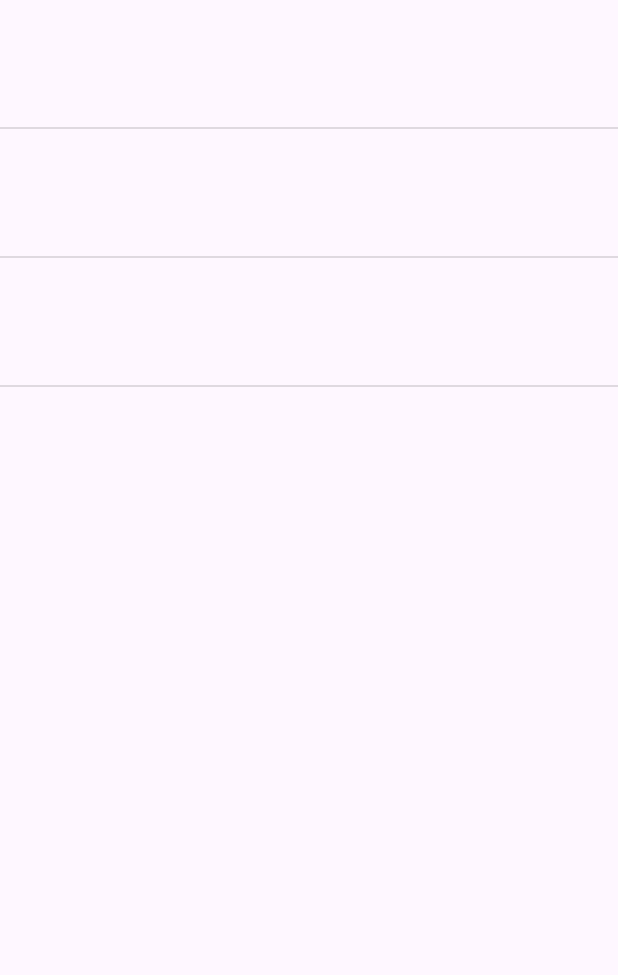
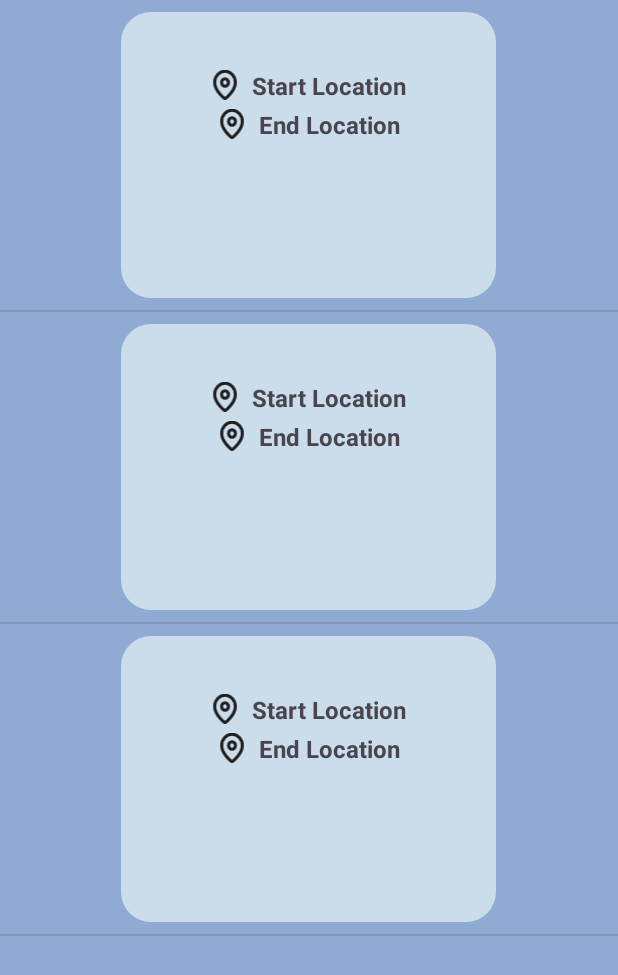
Before and after one commit to kzi-nastava/mrs-team2-TODO-Smisliti-ime, an Android app: the layout fragment_ride_history.xml on its own in the app's theme, with its tools: preview values and no code run, on a phone screen of 412 x 824 dp. Shown: the top 975 px of the screen. Run offline under Robolectric (Android 15) with nearby library versions, the phone set to English and light mode, and no system bars.

Commit message:
Add first icon

```diff
--- /dev/null
+++ b/mobileApp/app/src/main/res/drawable/map_pin.xml
@@ -0,0 +1,24 @@
+<vector xmlns:android="http://schemas.android.com/apk/res/android"
+    android:width="36dp"
+    android:height="39dp"
+    android:viewportWidth="36"
+    android:viewportHeight="39">
+  <group>
+    <clip-path
+        android:pathData="M0,0h36v39h-36z"/>
+    <path
+        android:pathData="M31.5,16.25C31.5,27.625 18,37.375 18,37.375C18,37.375 4.5,27.625 4.5,16.25C4.5,12.371 5.922,8.651 8.454,5.909C10.986,3.166 14.42,1.625 18,1.625C21.58,1.625 25.014,3.166 27.546,5.909C30.078,8.651 31.5,12.371 31.5,16.25Z"
+        android:strokeLineJoin="round"
+        android:strokeWidth="4"
+        android:fillColor="#00000000"
+        android:strokeColor="#1E1E1E"
+        android:strokeLineCap="round"/>
+    <path
+        android:pathData="M18,21.125C20.485,21.125 22.5,18.942 22.5,16.25C22.5,13.558 20.485,11.375 18,11.375C15.515,11.375 13.5,13.558 13.5,16.25C13.5,18.942 15.515,21.125 18,21.125Z"
+        android:strokeLineJoin="round"
+        android:strokeWidth="4"
+        android:fillColor="#00000000"
+        android:strokeColor="#1E1E1E"
+        android:strokeLineCap="round"/>
+  </group>
+</vector>
--- /dev/null
+++ b/mobileApp/app/src/main/res/drawable/ride_history_card.xml
@@ -0,0 +1,18 @@
+<?xml version="1.0" encoding="utf-8"?>
+<!--<selector xmlns:android="http://schemas.android.com/apk/res/android">-->
+
+<!--</selector>-->
+
+<shape xmlns:android="http://schemas.android.com/apk/res/android"
+    android:shape="rectangle">
+
+    <solid android:color="#CBDCEB"/> <!-- boja pozadine -->
+
+    <corners android:radius="20dp"/> <!-- radius ivica -->
+
+    <padding
+        android:left="8dp"
+        android:top="8dp"
+        android:right="8dp"
+        android:bottom="8dp" />
+</shape>
--- a/mobileApp/app/src/main/res/layout/fragment_ride_history.xml
+++ b/mobileApp/app/src/main/res/layout/fragment_ride_history.xml
@@ -17,12 +17,17 @@
     android:layout_width="match_parent"
     android:layout_height="match_parent"
     tools:context=".fragments.RideHistoryFragment"
-    android:orientation="vertical">
+    android:orientation="vertical"
+    android:background="#8FABD4">
 
     <ListView
         android:id="@+id/rideHistoryListView"
         android:layout_width="match_parent"
         android:layout_height="match_parent"
-        tools:listitem="@layout/ride_card" />
+        tools:listitem="@layout/ride_card"
+        />
 
-        </LinearLayout>
+
+
+
+</LinearLayout>
--- a/mobileApp/app/src/main/res/layout/ride_card.xml
+++ b/mobileApp/app/src/main/res/layout/ride_card.xml
@@ -5,12 +5,20 @@
 
 <!--</androidx.constraintlayout.widget.ConstraintLayout>-->
 
+<FrameLayout xmlns:android="http://schemas.android.com/apk/res/android"
+    android:layout_width="match_parent"
+    android:layout_height="wrap_content"
+    android:paddingTop="8dp"
+    android:paddingBottom="8dp">
+
 <LinearLayout xmlns:android="http://schemas.android.com/apk/res/android"
-    android:layout_width="match_parent"
+    android:layout_width="250dp"
     android:layout_height="wrap_content"
     android:orientation="vertical"
     android:padding="12dp"
-    android:background="?attr/selectableItemBackground">
+    android:background="@drawable/ride_history_card"
+    android:gravity="center"
+    android:layout_gravity="center_horizontal">
 
     <TextView
         android:id="@+id/tvDate"
@@ -20,19 +28,79 @@
         android:layout_height="wrap_content" />
 
 <!--    <TextView-->
-<!--        android:id="@+id/tvRoute"-->
+<!--        android:id="@+id/tvStartLocation"-->
+<!--        android:textStyle="bold"-->
+<!--        android:textSize="30sp"-->
 <!--        android:layout_width="wrap_content"-->
 <!--        android:layout_height="wrap_content" />-->
 
+    <LinearLayout
+        android:layout_width="wrap_content"
+        android:layout_height="wrap_content"
+        android:orientation="horizontal"
+        android:gravity="center_vertical"
+        android:layout_marginTop="4dp">
+
+        <ImageView
+            android:layout_width="20dp"
+            android:layout_height="20dp"
+            android:src="@drawable/map_pin"
+            android:contentDescription="Start location pin" />
+        <TextView
+            android:id="@+id/tvStartLocation"
+            android:textStyle="bold"
+            android:textSize="16sp"
+            android:layout_width="wrap_content"
+            android:layout_height="wrap_content"
+            android:layout_marginStart="8dp"
+            android:text="Start Location" />
+    </LinearLayout>
+
+<!--    <TextView-->
+<!--        android:id="@+id/tvEndLocation"-->
+<!--        android:textStyle="bold"-->
+<!--        android:textSize="30sp"-->
+<!--        android:layout_width="wrap_content"-->
+<!--        android:layout_height="wrap_content" />-->
+    <LinearLayout
+        android:layout_width="wrap_content"
+        android:layout_height="wrap_content"
+        android:orientation="horizontal"
+        android:gravity="center_vertical"
+        android:layout_marginTop="4dp">
+
+        <ImageView
+            android:layout_width="20dp"
+            android:layout_height="20dp"
+            android:src="@drawable/map_pin"
+            android:contentDescription="End location flag"
+            />
+        <TextView
+            android:id="@+id/tvEndLocation"
+            android:textStyle="bold"
+            android:textSize="16sp"
+            android:layout_width="wrap_content"
+            android:layout_height="wrap_content"
+            android:layout_marginStart="8dp"
+            android:text="End Location" />
+    </LinearLayout>
+
     <TextView
-        android:id="@+id/tvStatus"
+        android:id="@+id/tvStartTime"
         android:layout_width="wrap_content"
         android:layout_height="wrap_content" />
 
     <TextView
+        android:id="@+id/tvEndTime"
+        android:layout_width="wrap_content"
+        android:layout_height="wrap_content" >
+    </TextView>
+
+    <TextView
         android:id="@+id/tvPrice"
         android:textStyle="bold"
+        android:textSize="40sp"
         android:layout_width="wrap_content"
         android:layout_height="wrap_content" />
-
 </LinearLayout>
+</FrameLayout>
```
Also changed, not shown: mobileApp/app/src/main/java/com/example/getgo/adapters/RideHistoryAdapter.java (+10 -3 lines), mobileApp/app/src/main/java/com/example/getgo/fragments/RideHistoryFragment.java (+90 -0 lines), mobileApp/app/src/main/ic_flag-playstore.png (added), mobileApp/app/src/main/ic_pin-playstore.png (added), mobileApp/app/src/main/res/mipmap-hdpi/ic_flag_foreground.webp (added), mobileApp/app/src/main/res/mipmap-hdpi/ic_pin_foreground.webp (added), mobileApp/app/src/main/res/mipmap-mdpi/ic_flag_foreground.webp (added), mobileApp/app/src/main/res/mipmap-mdpi/ic_pin_foreground.webp (added), mobileApp/app/src/main/res/mipmap-xhdpi/ic_flag_foreground.webp (added), mobileApp/app/src/main/res/mipmap-xhdpi/ic_pin_foreground.webp (added), mobileApp/app/src/main/res/mipmap-xxhdpi/ic_flag_foreground.webp (added), mobileApp/app/src/main/res/mipmap-xxhdpi/ic_pin_foreground.webp (added), mobileApp/app/src/main/res/mipmap-xxxhdpi/ic_flag_foreground.webp (added), mobileApp/app/src/main/res/mipmap-xxxhdpi/ic_pin_foreground.webp (added).
